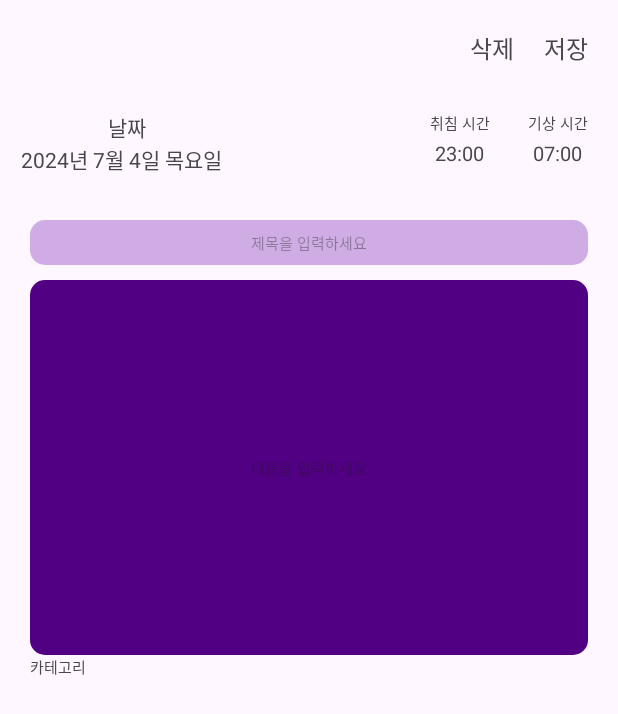
After one commit to Hackathon0704/Android, an Android app: the layout activity_dreamdiary.xml on its own in the app's theme, with its tools: preview values and no code run, on a phone screen of 412 x 824 dp. The commit adds this screen. Shown: the top 714 px of the screen. Run offline under Robolectric (Android 15) with nearby library versions, the phone set to English and light mode, and no system bars.

Commit message:
FEAT: 꿈일기 글작성뷰완성 및 edittext템플릿

```diff
--- /dev/null
+++ b/app/src/main/res/drawable/baseline_close_24.xml
@@ -0,0 +1,5 @@
+<vector xmlns:android="http://schemas.android.com/apk/res/android" android:height="24dp" android:tint="#FFFFFF" android:viewportHeight="24" android:viewportWidth="24" android:width="24dp">
+
+    <path android:fillColor="@android:color/white" android:pathData="M19,6.41L17.59,5 12,10.59 6.41,5 5,6.41 10.59,12 5,17.59 6.41,19 12,13.41 17.59,19 19,17.59 13.41,12z"/>
+
+</vector>
--- /dev/null
+++ b/app/src/main/res/drawable/edittext_round_corner_rectangle.xml
@@ -0,0 +1,23 @@
+<?xml version="1.0" encoding="utf-8"?>
+<selector xmlns:android="http://schemas.android.com/apk/res/android">
+
+    <!-- 에디트텍스트가 포커스를 받았을때의 모양 및 색상 -->
+    <item android:state_focused="true">
+        <shape android:shape="rectangle">
+
+            <corners android:radius="10dp"/>
+            <solid
+                android:color="@color/light_purple" />
+        </shape>
+    </item>
+
+    <!-- EditText 가 포커스를 받지 않은 일반 상태일 때의 모양 및 색상 -->
+    <item android:state_focused="false">
+        <shape android:shape="rectangle">
+
+            <corners android:radius="10dp"/>
+            <solid
+                android:color="@color/edittext_purple" />
+        </shape>
+    </item>
+</selector>
--- /dev/null
+++ b/app/src/main/res/layout/activity_dreamdiary.xml
@@ -0,0 +1,138 @@
+<?xml version="1.0" encoding="utf-8"?>
+<androidx.constraintlayout.widget.ConstraintLayout xmlns:android="http://schemas.android.com/apk/res/android"
+    android:layout_width="match_parent"
+    android:layout_height="match_parent"
+    xmlns:app="http://schemas.android.com/apk/res-auto">
+
+    <TextView
+        android:id="@+id/dreamdiary_delete_tv"
+        android:layout_width="wrap_content"
+        android:layout_height="wrap_content"
+        android:text="삭제"
+        android:textSize="16sp"
+        app:layout_constraintTop_toTopOf="@+id/dreamdiary_save_tv"
+        app:layout_constraintEnd_toStartOf="@id/dreamdiary_save_tv"
+        android:layout_marginEnd="20dp"
+
+        />
+
+    <TextView
+        android:id="@+id/dreamdiary_save_tv"
+        android:layout_width="wrap_content"
+        android:layout_height="wrap_content"
+        android:text="저장"
+        app:layout_constraintEnd_toEndOf="parent"
+        android:layout_marginEnd="20dp"
+        app:layout_constraintTop_toTopOf="parent"
+        android:layout_marginTop="20dp"
+        android:textSize="16sp"/>
+
+    <TextView
+        android:id="@+id/dreamdiary_date_tv"
+        android:layout_width="wrap_content"
+        android:layout_height="wrap_content"
+        android:text="날짜"
+        app:layout_constraintTop_toTopOf="parent"
+        android:layout_marginTop="74dp"
+        app:layout_constraintStart_toStartOf="parent"
+        android:layout_marginStart="72dp"
+        />
+
+    <TextView
+        android:id="@+id/dreamdiary_currentdate_tv"
+        android:layout_width="wrap_content"
+        android:layout_height="wrap_content"
+        android:text="2024년 7월 4일 목요일"
+        app:layout_constraintTop_toBottomOf="@+id/dreamdiary_date_tv"
+        app:layout_constraintStart_toStartOf="parent"
+        android:layout_marginStart="14dp"
+        />
+
+    <TextView
+        android:id="@+id/dreamdiary_wakeuptime_tv"
+        android:layout_width="wrap_content"
+        android:layout_height="wrap_content"
+        android:text="기상 시간"
+        app:layout_constraintEnd_toEndOf="parent"
+        android:layout_marginEnd="20dp"
+        android:textSize="10sp"
+        app:layout_constraintTop_toTopOf="@+id/dreamdiary_date_tv"
+        />
+
+    <TextView
+        android:id="@+id/dreamdiary_sleeptime_tv"
+        android:layout_width="wrap_content"
+        android:layout_height="wrap_content"
+        android:text="취침 시간"
+        app:layout_constraintTop_toTopOf="@+id/dreamdiary_date_tv"
+        app:layout_constraintEnd_toStartOf="@+id/dreamdiary_wakeuptime_tv"
+        android:textSize="10sp"
+        android:layout_marginEnd="25dp"
+        />
+
+    <TextView
+        android:layout_width="wrap_content"
+        android:layout_height="wrap_content"
+        android:text="23:00"
+        android:textSize="13sp"
+        app:layout_constraintEnd_toEndOf="@id/dreamdiary_sleeptime_tv"
+        app:layout_constraintTop_toBottomOf="@+id/dreamdiary_sleeptime_tv"
+        android:layout_marginEnd="4dp"
+        android:layout_marginTop="3dp"
+        />
+
+    <TextView
+        android:layout_width="wrap_content"
+        android:layout_height="wrap_content"
+        android:text="07:00"
+        android:textSize="13sp"
+        app:layout_constraintEnd_toEndOf="@+id/dreamdiary_wakeuptime_tv"
+        app:layout_constraintTop_toBottomOf="@+id/dreamdiary_wakeuptime_tv"
+        android:layout_marginTop="3dp"
+        android:layout_marginEnd="4dp"
+        />
+
+    <EditText
+        android:id="@+id/dreamdiary_insert_title_et"
+        android:layout_width="match_parent"
+        android:layout_height="30dp"
+        app:layout_constraintTop_toBottomOf="@+id/dreamdiary_currentdate_tv"
+        android:layout_marginTop="30dp"
+        android:layout_marginStart="20dp"
+        android:layout_marginEnd="20dp"
+        android:background="@drawable/edittext_round_corner_rectangle"
+        android:hint="제목을 입력하세요"
+        android:gravity="center"
+        android:textSize="10sp"
+        />
+    <EditText
+        android:id="@+id/dreamdiary_insert_content_et"
+        android:layout_width="match_parent"
+        android:layout_height="250dp"
+        android:background="@drawable/edittext_round_corner_rectangle"
+        app:layout_constraintTop_toBottomOf="@+id/dreamdiary_insert_title_et"
+        android:layout_marginStart="20dp"
+        android:layout_marginEnd="20dp"
+        android:layout_marginTop="10dp"
+        android:hint="내용을 입력하세요"
+        android:textSize="10sp"
+        android:gravity="center"
+        />
+
+    <TextView
+        android:id="@+id/dreamdiary_category_tv"
+        android:layout_width="wrap_content"
+        android:layout_height="wrap_content"
+        android:textSize="10sp"
+        android:text="카테고리"
+        app:layout_constraintTop_toBottomOf="@+id/dreamdiary_insert_content_et"
+        app:layout_constraintStart_toStartOf="@id/dreamdiary_insert_content_et"
+        />
+
+
+
+
+
+
+
+</androidx.constraintlayout.widget.ConstraintLayout>
--- a/app/src/main/res/values/colors.xml
+++ b/app/src/main/res/values/colors.xml
@@ -6,5 +6,7 @@
     <color name="dark_purple">#3E0064</color>
     <color name="main_purple">#7300B9</color>
     <color name="light_purple">#CFADE4</color>
+    <color name="edittext_purple">#510083</color>
+
 
 </resources>
--- a/app/src/main/res/values/themes.xml
+++ b/app/src/main/res/values/themes.xml
@@ -3,6 +3,7 @@
     <style name="Base.Theme.Umc_hackathon" parent="Theme.Material3.DayNight.NoActionBar">
         <!-- Customize your light theme here. -->
         <!-- <item name="colorPrimary">@color/my_light_primary</item> -->
+        <item name="windowNoTitle">true</item>
     </style>
 
     <style name="Theme.Umc_hackathon" parent="Base.Theme.Umc_hackathon" />
```
Also changed, not shown: app/src/main/java/com/example/umc_hackathon/MainActivity.kt (+6 -6 lines), app/src/main/res/drawable/button_round_white.xml (added, +15 -0 lines), app/src/main/res/layout/activity_dreamdiary_content.xml (added, +79 -0 lines).
